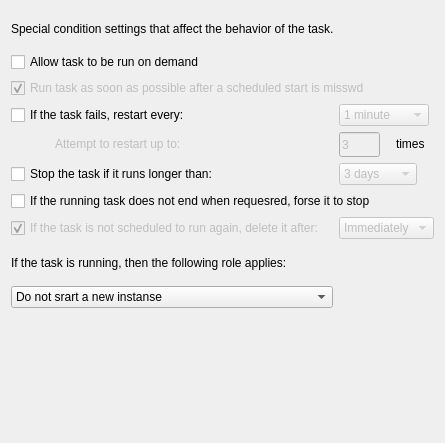
august-alt/policy-preferences-editor-prototype, file src/apps/mvvm-folders/scheduled_tasks/immediatesettingswin7widget.ui: the form before one commit.
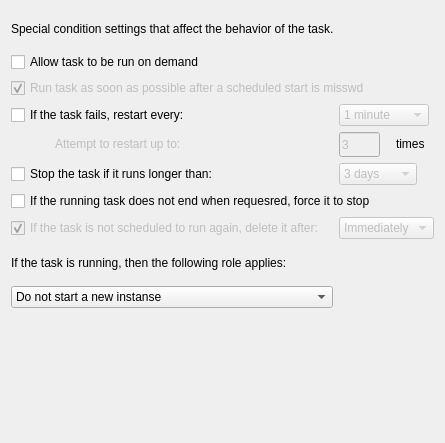
The form after the commit.

Commit message: fix: fix labels in scheduled widgets

The edit to the form file:
```diff
--- a/src/apps/mvvm-folders/scheduled_tasks/immediatesettingswin7widget.ui
+++ b/src/apps/mvvm-folders/scheduled_tasks/immediatesettingswin7widget.ui
@@ -106,7 +106,7 @@
    <item row="6" column="0" colspan="4">
     <widget class="QCheckBox" name="forceStopCheckBox">
      <property name="text">
-      <string>If the running task does not end when requesred, forse it to stop</string>
+      <string>If the running task does not end when requesred, force it to stop</string>
      </property>
     </widget>
    </item>
@@ -240,7 +240,7 @@
      </property>
      <item>
       <property name="text">
-       <string>Do not srart a new instanse</string>
+       <string>Do not start a new instanse</string>
       </property>
      </item>
      <item>
```
The commit also changes 7 other files.
